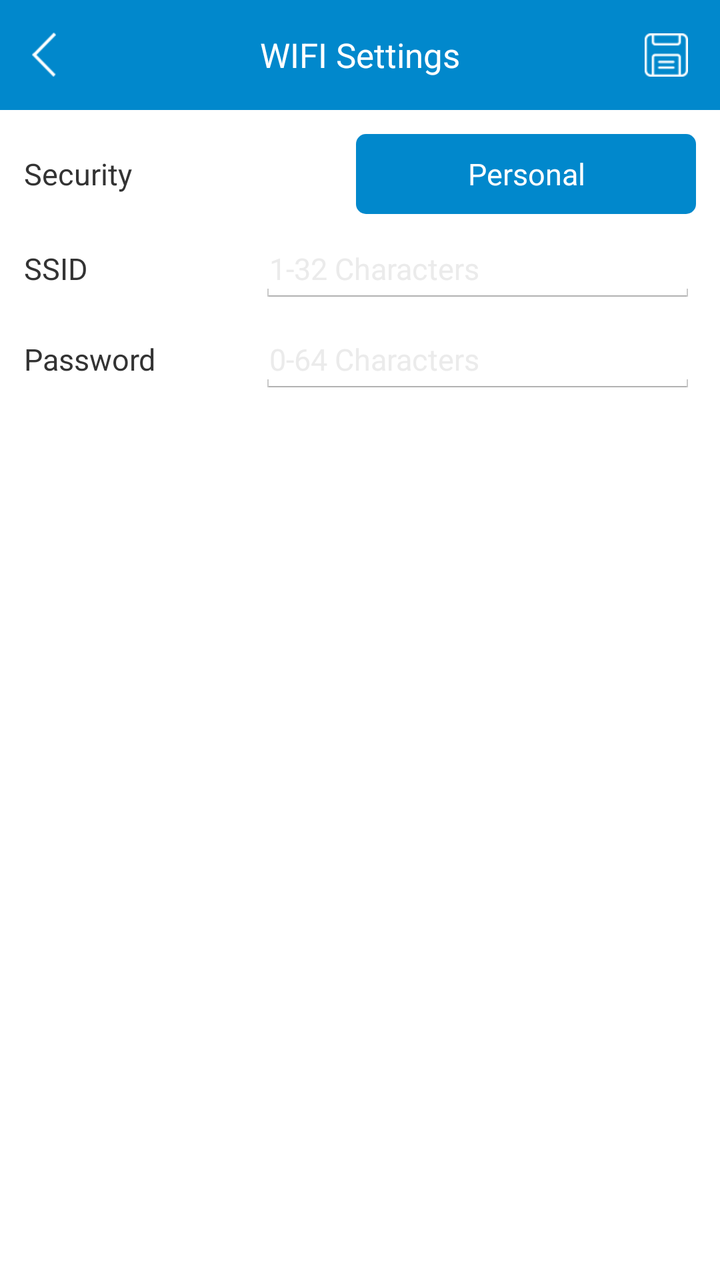
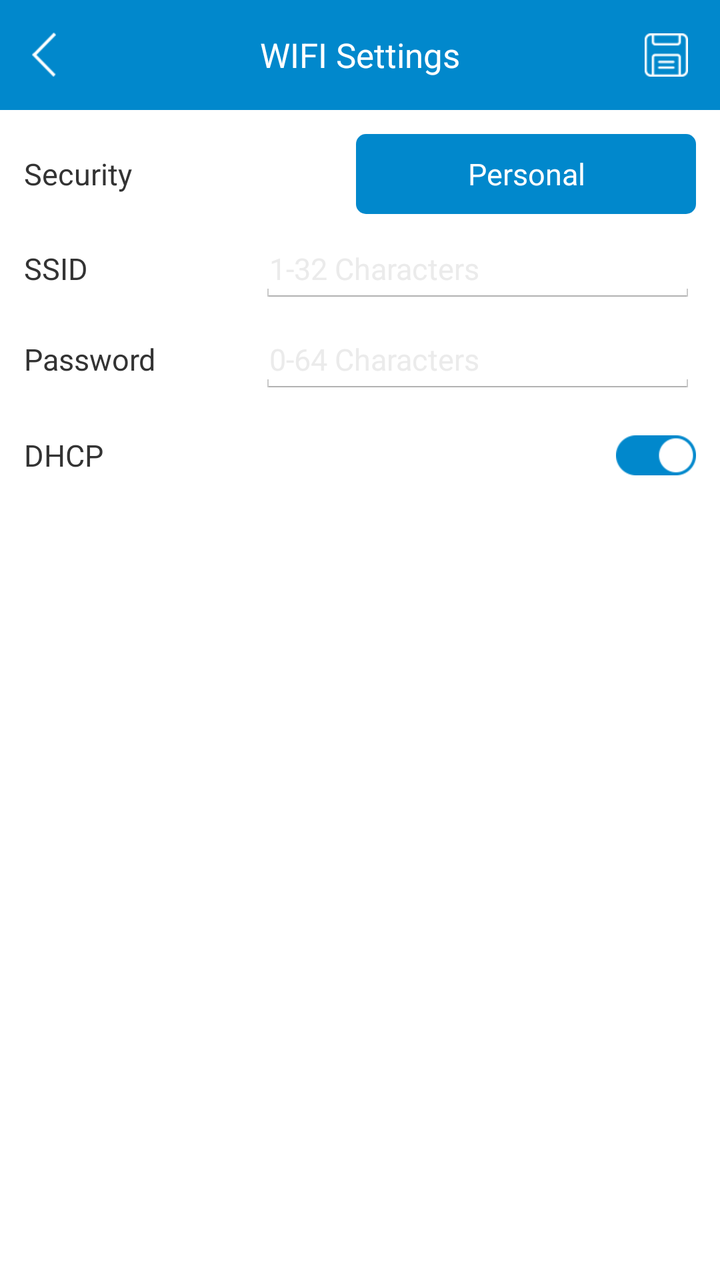

Compare the two renders of this Android layout. The source of the first and the diff that turns it into the second are given below.
<!-- AndroidManifest.xml: application theme LaunchActivityTheme -->
<!-- res/layout/activity_wifi_settings_mimi02_32d.xml -->
<?xml version="1.0" encoding="utf-8"?>
<LinearLayout xmlns:android="http://schemas.android.com/apk/res/android"
    xmlns:app="http://schemas.android.com/apk/res-auto"
    xmlns:tools="http://schemas.android.com/tools"
    android:layout_width="match_parent"
    android:layout_height="match_parent"
    android:background="@color/white_ffffff"
    android:orientation="vertical">

    <RelativeLayout
        android:layout_width="match_parent"
        android:layout_height="55dp"
        android:background="@color/blue_0188cc">

        <TextView
            android:id="@+id/tv_back"
            android:layout_width="wrap_content"
            android:layout_height="match_parent"
            android:drawableLeft="@drawable/back"
            android:drawablePadding="6dp"
            android:gravity="center_vertical"
            android:onClick="onBack"
            android:paddingLeft="16dp"
            android:textColor="@color/white_ffffff"
            android:textSize="15sp" />

        <TextView
            android:id="@+id/tv_title"
            android:layout_width="wrap_content"
            android:layout_height="wrap_content"
            android:layout_centerInParent="true"
            android:text="@string/wifi_settings"
            android:textColor="@color/white_ffffff"
            android:textSize="17sp" />

        <ImageView
            android:id="@+id/iv_save"
            android:layout_width="wrap_content"
            android:layout_height="match_parent"
            android:layout_alignParentRight="true"
            android:onClick="onSave"
            android:paddingLeft="16dp"
            android:paddingRight="16dp"
            android:src="@drawable/ic_save" />

    </RelativeLayout>

    <androidx.core.widget.NestedScrollView
        android:layout_width="match_parent"
        android:layout_height="match_parent"
        android:orientation="vertical">

        <androidx.constraintlayout.widget.ConstraintLayout
            android:layout_width="match_parent"
            android:layout_height="wrap_content"
            android:focusable="true"
            android:focusableInTouchMode="true"
            android:padding="12dp">

            <TextView
                android:layout_width="wrap_content"
                android:layout_height="wrap_content"
                android:text="Security"
                android:textColor="@color/black_333333"
                android:textSize="15sp"
                app:layout_constraintBaseline_toBaselineOf="@id/tv_security"
                app:layout_constraintLeft_toLeftOf="parent" />

            <TextView
                android:id="@+id/tv_security"
                android:layout_width="0dp"
                android:layout_height="wrap_content"
                android:background="@drawable/shape_radius_blue_btn_bg"
                android:gravity="center"
                android:minWidth="170dp"
                android:minHeight="40dp"
                android:onClick="onSelectSecurity"
                android:text="Personal"
                android:textColor="@color/white_ffffff"
                android:textSize="15sp"
                app:layout_constraintRight_toRightOf="parent"
                app:layout_constraintTop_toTopOf="parent" />

            <androidx.constraintlayout.widget.ConstraintLayout
                android:id="@+id/cl_eap_type"
                android:layout_width="0dp"
                android:layout_height="wrap_content"
                android:layout_marginTop="10dp"
                android:visibility="gone"
                app:layout_constraintLeft_toLeftOf="parent"
                app:layout_constraintRight_toRightOf="parent"
                app:layout_constraintTop_toBottomOf="@id/tv_security"
                tools:visibility="gone">

                <TextView
                    android:layout_width="wrap_content"
                    android:layout_height="wrap_content"
                    android:text="EAP type"
                    android:textColor="@color/black_333333"
                    android:textSize="15sp"
                    app:layout_constraintBaseline_toBaselineOf="@id/tv_eap_type"
                    app:layout_constraintLeft_toLeftOf="parent" />

                <TextView
                    android:id="@+id/tv_eap_type"
                    android:layout_width="0dp"
                    android:layout_height="wrap_content"
                    android:background="@drawable/shape_radius_blue_btn_bg"
                    android:clickable="true"
                    android:gravity="center"
                    android:minWidth="170dp"
                    android:minHeight="40dp"
                    android:onClick="onSelectEAPType"
                    android:text="PEAP-MSCHAPV2"
                    android:textColor="@color/white_ffffff"
                    android:textSize="15sp"
                    app:layout_constraintRight_toRightOf="parent"
                    app:layout_constraintTop_toTopOf="parent" />
            </androidx.constraintlayout.widget.ConstraintLayout>

            <TextView
                android:layout_width="wrap_content"
                android:layout_height="wrap_content"
                android:text="SSID"
                android:textColor="@color/black_333333"
                android:textSize="15sp"
                app:layout_constraintBaseline_toBaselineOf="@id/et_ssid"
                app:layout_constraintLeft_toLeftOf="parent" />

            <EditText
                android:id="@+id/et_ssid"
                android:layout_width="0dp"
                android:layout_height="wrap_content"
                android:layout_marginTop="10dp"
                android:hint="1-32 Characters"
                android:paddingLeft="5dp"
                android:paddingRight="5dp"
                android:singleLine="true"
                android:textColor="@color/black_333333"
                android:textColorHint="@color/grey_ebebeb"
                android:textSize="15sp"
                app:layout_constraintHorizontal_bias="1.0"
                app:layout_constraintLeft_toLeftOf="parent"
                app:layout_constraintRight_toRightOf="parent"
                app:layout_constraintTop_toBottomOf="@id/cl_eap_type"
                app:layout_constraintWidth_percent="0.65" />


            <androidx.constraintlayout.widget.ConstraintLayout
                android:id="@+id/cl_password"
                android:layout_width="0dp"
                android:layout_height="wrap_content"
                android:layout_marginTop="10dp"
                android:visibility="visible"
                app:layout_constraintLeft_toLeftOf="parent"
                app:layout_constraintRight_toRightOf="parent"
                app:layout_constraintTop_toBottomOf="@id/et_ssid">

                <TextView
                    android:layout_width="wrap_content"
                    android:layout_height="wrap_content"
                    android:text="Password"
                    android:textColor="@color/black_333333"
                    android:textSize="15sp"
                    app:layout_constraintBaseline_toBaselineOf="@id/et_password"
                    app:layout_constraintLeft_toLeftOf="parent" />

                <EditText
                    android:id="@+id/et_password"
                    android:layout_width="0dp"
                    android:layout_height="wrap_content"
                    android:hint="0-64 Characters"
                    android:paddingLeft="5dp"
                    android:paddingRight="5dp"
                    android:singleLine="true"
                    android:textColor="@color/black_333333"
                    android:textColorHint="@color/grey_ebebeb"
                    android:textSize="15sp"
                    app:layout_constraintHorizontal_bias="1.0"
                    app:layout_constraintLeft_toLeftOf="parent"
                    app:layout_constraintRight_toRightOf="parent"
                    app:layout_constraintTop_toTopOf="parent"
                    app:layout_constraintWidth_percent="0.65" />
            </androidx.constraintlayout.widget.ConstraintLayout>

            <androidx.constraintlayout.widget.ConstraintLayout
                android:id="@+id/cl_username"
                android:layout_width="0dp"
                android:layout_height="wrap_content"
                android:layout_marginTop="10dp"
                android:visibility="gone"
                app:layout_constraintLeft_toLeftOf="parent"
                app:layout_constraintRight_toRightOf="parent"
                app:layout_constraintTop_toBottomOf="@id/cl_password"
                tools:visibility="visible">

                <TextView
                    android:layout_width="wrap_content"
                    android:layout_height="wrap_content"
                    android:text="EAP Username"
                    android:textColor="@color/black_333333"
                    android:textSize="15sp"
                    app:layout_constraintBaseline_toBaselineOf="@id/et_username"
                    app:layout_constraintLeft_toLeftOf="parent" />

                <EditText
                    android:id="@+id/et_username"
                    android:layout_width="0dp"
                    android:layout_height="wrap_content"
                    android:hint="0-32 Characters"
                    android:paddingLeft="5dp"
                    android:paddingRight="5dp"
                    android:singleLine="true"
                    android:textColor="@color/black_333333"
                    android:textColorHint="@color/grey_ebebeb"
                    android:textSize="15sp"
                    app:layout_constraintHorizontal_bias="1.0"
                    app:layout_constraintLeft_toLeftOf="parent"
                    app:layout_constraintRight_toRightOf="parent"
                    app:layout_constraintTop_toTopOf="parent"
                    app:layout_constraintWidth_percent="0.65" />
            </androidx.constraintlayout.widget.ConstraintLayout>

            <androidx.constraintlayout.widget.ConstraintLayout
                android:id="@+id/cl_eap_password"
                android:layout_width="0dp"
                android:layout_height="wrap_content"
                android:layout_marginTop="10dp"
                android:visibility="gone"
                app:layout_constraintLeft_toLeftOf="parent"
                app:layout_constraintRight_toRightOf="parent"
                app:layout_constraintTop_toBottomOf="@id/cl_username"
                tools:visibility="visible">

                <TextView
                    android:layout_width="wrap_content"
                    android:layout_height="wrap_content"
                    android:text="EAP Password"
                    android:textColor="@color/black_333333"
                    android:textSize="15sp"
                    app:layout_constraintBaseline_toBaselineOf="@id/et_eap_password"
                    app:layout_constraintLeft_toLeftOf="parent" />

                <EditText
                    android:id="@+id/et_eap_password"
                    android:layout_width="0dp"
                    android:layout_height="wrap_content"
                    android:hint="0-64 Characters"
                    android:paddingLeft="5dp"
                    android:paddingRight="5dp"
                    android:singleLine="true"
                    android:textColor="@color/black_333333"
                    android:textColorHint="@color/grey_ebebeb"
                    android:textSize="15sp"
                    app:layout_constraintHorizontal_bias="1.0"
                    app:layout_constraintLeft_toLeftOf="parent"
                    app:layout_constraintRight_toRightOf="parent"
                    app:layout_constraintTop_toTopOf="parent"
                    app:layout_constraintWidth_percent="0.65" />
            </androidx.constraintlayout.widget.ConstraintLayout>

            <androidx.constraintlayout.widget.ConstraintLayout
                android:id="@+id/cl_domain_id"
                android:layout_width="0dp"
                android:layout_height="wrap_content"
                android:layout_marginTop="10dp"
                android:visibility="gone"
                app:layout_constraintLeft_toLeftOf="parent"
                app:layout_constraintRight_toRightOf="parent"
                app:layout_constraintTop_toBottomOf="@id/cl_eap_password"
                tools:visibility="visible">

                <TextView
                    android:layout_width="wrap_content"
                    android:layout_height="wrap_content"
                    android:text="Domain ID"
                    android:textColor="@color/black_333333"
                    android:textSize="15sp"
                    app:layout_constraintBaseline_toBaselineOf="@id/et_domain_id"
                    app:layout_constraintLeft_toLeftOf="parent" />

                <EditText
                    android:id="@+id/et_domain_id"
                    android:layout_width="0dp"
                    android:layout_height="wrap_content"
                    android:hint="0-64 Characters"
                    android:paddingLeft="5dp"
                    android:paddingRight="5dp"
                    android:singleLine="true"
                    android:textColor="@color/black_333333"
                    android:textColorHint="@color/grey_ebebeb"
                    android:textSize="15sp"
                    app:layout_constraintHorizontal_bias="1.0"
                    app:layout_constraintLeft_toLeftOf="parent"
                    app:layout_constraintRight_toRightOf="parent"
                    app:layout_constraintTop_toTopOf="parent"
                    app:layout_constraintWidth_percent="0.65" />
            </androidx.constraintlayout.widget.ConstraintLayout>

            <CheckBox
                android:id="@+id/cb_verify_server"
                android:layout_width="0dp"
                android:layout_height="50dp"
                android:button="@null"
                android:checked="false"
                android:drawableRight="@drawable/selector_cb_btn"
                android:text="Verify server"
                android:textColor="@color/black_333333"
                android:textSize="15sp"
                android:visibility="gone"
                app:layout_constraintLeft_toLeftOf="parent"
                app:layout_constraintRight_toRightOf="parent"
                app:layout_constraintTop_toBottomOf="@id/cl_eap_password"
                tools:visibility="visible" />

            <LinearLayout
                android:id="@+id/ll_ca"
                android:layout_width="0dp"
                android:layout_height="wrap_content"
                android:layout_marginTop="10dp"
                android:gravity="center_vertical"
                android:visibility="gone"
                app:layout_constraintLeft_toLeftOf="parent"
                app:layout_constraintRight_toRightOf="parent"
                app:layout_constraintTop_toBottomOf="@id/cb_verify_server"
                tools:visibility="gone">

                <TextView
                    android:layout_width="wrap_content"
                    android:layout_height="wrap_content"
                    android:text="CA certificate"
                    android:textColor="@color/black_333333"
                    android:textSize="15sp" />

                <TextView
                    android:id="@+id/tv_ca_file"
                    android:layout_width="0dp"
                    android:layout_height="match_parent"
                    android:layout_marginLeft="10dp"
                    android:layout_weight="1.0"
                    android:ellipsize="end"
                    android:gravity="center_vertical"
                    android:maxLines="3"
                    android:paddingLeft="10dp"
                    android:paddingRight="10dp"
                    android:textColor="@color/black_333333"
                    android:textSize="13sp" />

                <ImageView
                    android:id="@+id/iv_select_ca_file"
                    android:layout_width="wrap_content"
                    android:layout_height="wrap_content"
                    android:layout_marginLeft="10dp"
                    android:onClick="selectCAFile"
                    android:src="@drawable/select_file" />
            </LinearLayout>

            <LinearLayout
                android:id="@+id/ll_cert"
                android:layout_width="0dp"
                android:layout_height="wrap_content"
                android:layout_marginTop="10dp"
                android:gravity="center_vertical"
                android:visibility="gone"
                app:layout_constraintLeft_toLeftOf="parent"
                app:layout_constraintRight_toRightOf="parent"
                app:layout_constraintTop_toBottomOf="@id/ll_ca"
                tools:visibility="gone">

                <TextView
                    android:layout_width="wrap_content"
                    android:layout_height="wrap_content"
                    android:text="Client certificate"
                    android:textColor="@color/black_333333"
                    android:textSize="15sp" />

                <TextView
                    android:id="@+id/tv_cert_file"
                    android:layout_width="0dp"
                    android:layout_height="match_parent"
                    android:layout_marginLeft="10dp"
                    android:layout_weight="1.0"
                    android:ellipsize="end"
                    android:gravity="center_vertical"
                    android:maxLines="3"
                    android:paddingLeft="10dp"
                    android:paddingRight="10dp"
                    android:textColor="@color/black_333333"
                    android:textSize="13sp" />

                <ImageView
                    android:id="@+id/iv_select_cert_file"
                    android:layout_width="wrap_content"
                    android:layout_height="wrap_content"
                    android:layout_marginLeft="10dp"
                    android:onClick="selectCertFile"
                    android:src="@drawable/select_file" />
            </LinearLayout>

            <LinearLayout
                android:id="@+id/ll_key"
                android:layout_width="0dp"
                android:layout_height="wrap_content"
                android:layout_marginTop="10dp"
                android:gravity="center_vertical"
                android:visibility="gone"
                app:layout_constraintLeft_toLeftOf="parent"
                app:layout_constraintRight_toRightOf="parent"
                app:layout_constraintTop_toBottomOf="@id/ll_cert"
                tools:visibility="gone">

                <TextView
                    android:layout_width="wrap_content"
                    android:layout_height="wrap_content"
                    android:text="Client key"
                    android:textColor="@color/black_333333"
                    android:textSize="15sp" />

                <TextView
                    android:id="@+id/tv_key_file"
                    android:layout_width="0dp"
                    android:layout_height="match_parent"
                    android:layout_marginLeft="10dp"
                    android:layout_weight="1.0"
                    android:ellipsize="end"
                    android:gravity="center_vertical"
                    android:maxLines="3"
                    android:paddingLeft="10dp"
                    android:paddingRight="10dp"
                    android:textColor="@color/black_333333"
                    android:textSize="13sp" />

                <ImageView
                    android:id="@+id/iv_select_key_file"
                    android:layout_width="wrap_content"
                    android:layout_height="wrap_content"
                    android:layout_marginLeft="10dp"
                    android:onClick="selectKeyFile"
                    android:src="@drawable/select_file" />
            </LinearLayout>
        </androidx.constraintlayout.widget.ConstraintLayout>
    </androidx.core.widget.NestedScrollView>
</LinearLayout>
<!-- resources referenced by this layout -->
<resources>
  <color name="black_333333">#333333</color>
  <color name="blue_0188cc">#0188cc</color>
  <color name="grey_ebebeb">#ebebeb</color>
  <color name="white_ffffff">#ffffff</color>
  <!-- drawable back: png bitmap (drawable-xhdpi, 1425 bytes) -->
  <!-- drawable ic_save: png bitmap (drawable-xhdpi, 1475 bytes) -->
  <!-- drawable select_file: png bitmap (drawable-xhdpi, 1741 bytes) -->
  <!-- drawable selector_cb_btn (drawable) -->
  <?xml version="1.0" encoding="utf-8"?>
  <selector xmlns:android="http://schemas.android.com/apk/res/android">
      <item android:drawable="@drawable/checkbox_close" android:state_checked="false"/>
      <item android:drawable="@drawable/checkbox_open" android:state_checked="true"/>
  </selector>
  <!-- drawable shape_radius_blue_btn_bg (drawable) -->
  <?xml version="1.0" encoding="utf-8"?>
  <shape xmlns:android="http://schemas.android.com/apk/res/android"
      android:shape="rectangle">
      <corners android:radius="5dp" />
      <solid android:color="@color/blue_0188cc" />
  </shape>
  <string name="wifi_settings">WIFI Settings</string>
  <style name="LaunchActivityTheme" parent="android:Theme.Holo.Light.NoActionBar">
          <item name="android:windowBackground">@android:color/transparent</item>
          <item name="android:colorBackground">@android:color/transparent</item>
          <item name="android:colorForeground">@android:color/transparent</item>
      </style>
  <!-- drawable checkbox_close: png bitmap (drawable-xhdpi, 1957 bytes) -->
  <!-- drawable checkbox_open: png bitmap (drawable-xhdpi, 2065 bytes) -->
</resources>

<!-- the commit's change to res/layout/activity_wifi_settings_mimi02_32d.xml (unified diff, before → after) -->
@@ -191,8 +191,7 @@
                 android:visibility="gone"
                 app:layout_constraintLeft_toLeftOf="parent"
                 app:layout_constraintRight_toRightOf="parent"
-                app:layout_constraintTop_toBottomOf="@id/cl_password"
-                tools:visibility="visible">
+                app:layout_constraintTop_toBottomOf="@id/cl_password">
 
                 <TextView
                     android:layout_width="wrap_content"
@@ -229,8 +228,7 @@
                 android:visibility="gone"
                 app:layout_constraintLeft_toLeftOf="parent"
                 app:layout_constraintRight_toRightOf="parent"
-                app:layout_constraintTop_toBottomOf="@id/cl_username"
-                tools:visibility="visible">
+                app:layout_constraintTop_toBottomOf="@id/cl_username">
 
                 <TextView
                     android:layout_width="wrap_content"
@@ -267,8 +265,7 @@
                 android:visibility="gone"
                 app:layout_constraintLeft_toLeftOf="parent"
                 app:layout_constraintRight_toRightOf="parent"
-                app:layout_constraintTop_toBottomOf="@id/cl_eap_password"
-                tools:visibility="visible">
+                app:layout_constraintTop_toBottomOf="@id/cl_eap_password">
 
                 <TextView
                     android:layout_width="wrap_content"
@@ -310,8 +307,7 @@
                 android:visibility="gone"
                 app:layout_constraintLeft_toLeftOf="parent"
                 app:layout_constraintRight_toRightOf="parent"
-                app:layout_constraintTop_toBottomOf="@id/cl_eap_password"
-                tools:visibility="visible" />
+                app:layout_constraintTop_toBottomOf="@id/cl_eap_password" />
 
             <LinearLayout
                 android:id="@+id/ll_ca"
@@ -438,6 +434,167 @@
                     android:onClick="selectKeyFile"
                     android:src="@drawable/select_file" />
             </LinearLayout>
+
+            <include
+                android:id="@+id/layoutIp"
+                layout="@layout/layout_dhcp_info"
+                android:layout_width="match_parent"
+                android:layout_height="wrap_content"
+                app:layout_constraintTop_toBottomOf="@+id/ll_key" />
         </androidx.constraintlayout.widget.ConstraintLayout>
     </androidx.core.widget.NestedScrollView>
 </LinearLayout>
+<!-- res/layout/layout_dhcp_info.xml (included above) -->
+<?xml version="1.0" encoding="utf-8"?>
+<LinearLayout xmlns:android="http://schemas.android.com/apk/res/android"
+    xmlns:app="http://schemas.android.com/apk/res-auto"
+    xmlns:tools="http://schemas.android.com/tools"
+    android:layout_width="match_parent"
+    android:layout_height="wrap_content"
+    android:orientation="vertical"
+    android:paddingTop="10dp">
+
+    <LinearLayout
+        android:layout_width="match_parent"
+        android:layout_height="40dp"
+        android:gravity="center_vertical"
+        android:orientation="horizontal">
+
+        <TextView
+            android:layout_width="0px"
+            android:layout_height="match_parent"
+            android:layout_weight="1"
+            android:gravity="center_vertical"
+            android:text="DHCP"
+            android:textColor="@color/black_333333"
+            android:textSize="15sp" />
+
+        <ImageView
+            android:id="@+id/img_dhcp"
+            android:layout_width="wrap_content"
+            android:layout_height="wrap_content"
+            android:src="@drawable/checkbox_open" />
+    </LinearLayout>
+
+    <androidx.constraintlayout.widget.ConstraintLayout
+        android:id="@+id/cl_ip"
+        android:layout_width="match_parent"
+        android:layout_height="wrap_content"
+        android:focusable="true"
+        android:focusableInTouchMode="true"
+        android:visibility="gone"
+        tools:visibility="visible">
+
+        <TextView
+            android:layout_width="wrap_content"
+            android:layout_height="wrap_content"
+            android:text="IP"
+            android:textColor="@color/black_333333"
+            android:textSize="15sp"
+            app:layout_constraintBaseline_toBaselineOf="@id/et_ip"
+            app:layout_constraintLeft_toLeftOf="parent" />
+
+        <EditText
+            android:id="@+id/et_ip"
+            android:layout_width="0dp"
+            android:layout_height="wrap_content"
+            android:digits="0123456789."
+            android:maxLength="15"
+            android:paddingLeft="5dp"
+            android:paddingRight="5dp"
+            android:singleLine="true"
+            android:textColor="@color/black_333333"
+            android:textColorHint="@color/grey_ebebeb"
+            android:textSize="15sp"
+            app:layout_constraintHorizontal_bias="1"
+            app:layout_constraintLeft_toLeftOf="parent"
+            app:layout_constraintRight_toRightOf="parent"
+            app:layout_constraintTop_toTopOf="parent"
+            app:layout_constraintWidth_percent="0.8" />
+
+        <TextView
+            android:layout_width="wrap_content"
+            android:layout_height="wrap_content"
+            android:text="Mask"
+            android:textColor="@color/black_333333"
+            android:textSize="15sp"
+            app:layout_constraintBaseline_toBaselineOf="@id/et_mask"
+            app:layout_constraintLeft_toLeftOf="parent" />
+
+        <EditText
+            android:id="@+id/et_mask"
+            android:layout_width="0dp"
+            android:layout_height="wrap_content"
+            android:layout_marginTop="10dp"
+            android:digits="0123456789."
+            android:maxLength="15"
+            android:paddingLeft="5dp"
+            android:paddingRight="5dp"
+            android:singleLine="true"
+            android:textColor="@color/black_333333"
+            android:textColorHint="@color/grey_ebebeb"
+            android:textSize="15sp"
+            app:layout_constraintHorizontal_bias="1"
+            app:layout_constraintLeft_toLeftOf="parent"
+            app:layout_constraintRight_toRightOf="parent"
+            app:layout_constraintTop_toBottomOf="@id/et_ip"
+            app:layout_constraintWidth_percent="0.8" />
+
+        <TextView
+            android:layout_width="wrap_content"
+            android:layout_height="wrap_content"
+            android:text="Gateway"
+            android:textColor="@color/black_333333"
+            android:textSize="15sp"
+            app:layout_constraintBaseline_toBaselineOf="@id/et_gateway"
+            app:layout_constraintLeft_toLeftOf="parent" />
+
+        <EditText
+            android:id="@+id/et_gateway"
+            android:layout_width="0dp"
+            android:layout_height="wrap_content"
+            android:layout_marginTop="10dp"
+            android:digits="0123456789."
+            android:maxLength="15"
+            android:paddingLeft="5dp"
+            android:paddingRight="5dp"
+            android:singleLine="true"
+            android:textColor="@color/black_333333"
+            android:textColorHint="@color/grey_ebebeb"
+            android:textSize="15sp"
+            app:layout_constraintHorizontal_bias="1"
+            app:layout_constraintLeft_toLeftOf="parent"
+            app:layout_constraintRight_toRightOf="parent"
+            app:layout_constraintTop_toBottomOf="@id/et_mask"
+            app:layout_constraintWidth_percent="0.8" />
+
+        <TextView
+            android:layout_width="wrap_content"
+            android:layout_height="wrap_content"
+            android:text="DNS"
+            android:textColor="@color/black_333333"
+            android:textSize="15sp"
+            app:layout_constraintBaseline_toBaselineOf="@id/et_dns"
+            app:layout_constraintLeft_toLeftOf="parent" />
+
+        <EditText
+            android:id="@+id/et_dns"
+            android:layout_width="0dp"
+            android:layout_height="wrap_content"
+            android:layout_marginTop="10dp"
+            android:digits="0123456789."
+            android:maxLength="15"
+            android:paddingLeft="5dp"
+            android:paddingRight="5dp"
+            android:singleLine="true"
+            android:textColor="@color/black_333333"
+            android:textColorHint="@color/grey_ebebeb"
+            android:textSize="15sp"
+            app:layout_constraintHorizontal_bias="1"
+            app:layout_constraintLeft_toLeftOf="parent"
+            app:layout_constraintRight_toRightOf="parent"
+            app:layout_constraintTop_toBottomOf="@id/et_gateway"
+            app:layout_constraintWidth_percent="0.8" />
+
+    </androidx.constraintlayout.widget.ConstraintLayout>
+</LinearLayout>
